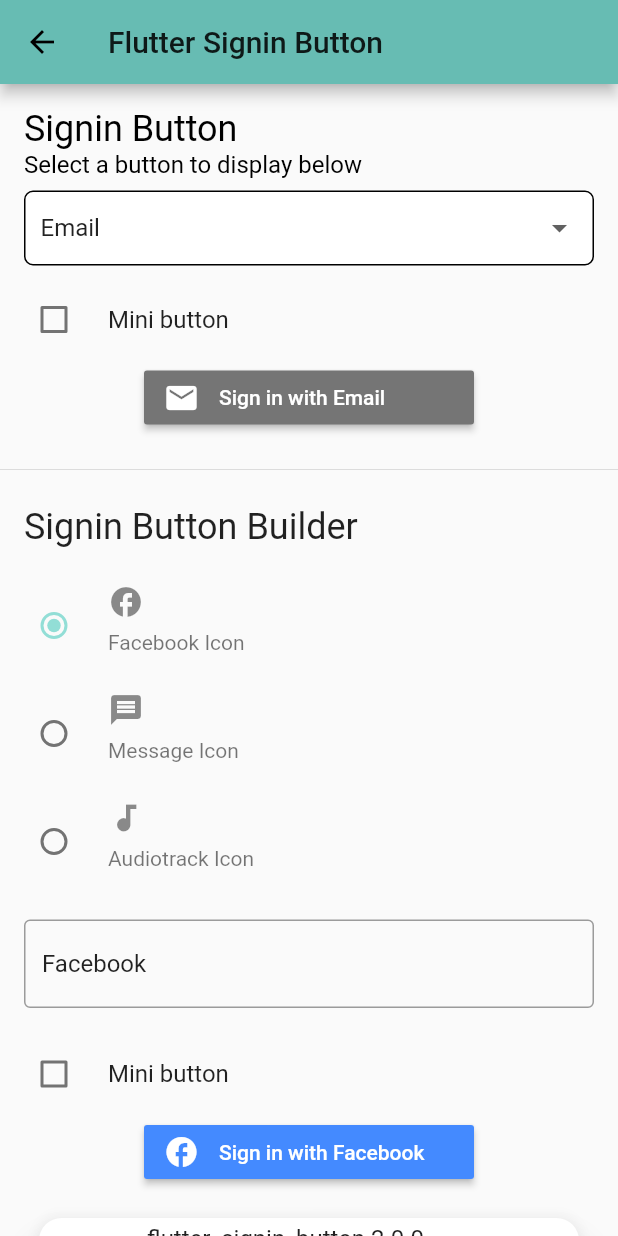
After one commit to lucianojung/flutter_package_examples, a Flutter app: the screen it shows after launch, after a tap on "Flutter Signin Button", on a phone screen of 412 x 824 dp. The commit adds this screen. Run offline on Flutter 3.47's test engine with Material 2 defaults, Android fonts, the phone set to English and light mode, and no system bars; our stand-ins replace email_validator, flutter_signin_button; missing offline and left inert: dart:html.

Commit message:
add Package Flutter Signin Button

```diff
--- a/lib/main.dart
+++ b/lib/main.dart
@@ -67,6 +67,17 @@ class _HomeViewState extends State<HomeView> {
           },
           trailing: Icon(Icons.arrow_forward),
         ),
+        ListTile(
+          leading: Icon(Icons.facebook),
+          title: Text('Flutter Signin Button'),
+          subtitle: Text('Version: 2.0.0'),
+          onTap: () {
+            setState(() {
+              Navigator.of(context).pushNamed('/flutter_signin_button');
+            });
+          },
+          trailing: Icon(Icons.arrow_forward),
+        ),
       ],
     );
   }
--- /dev/null
+++ b/lib/packages/flutter_signin_button/flutter_signin_button.dart
@@ -0,0 +1,255 @@
+import 'dart:html';
+
+import 'package:flutter/cupertino.dart';
+import 'package:flutter/material.dart';
+import 'package:flutter_signin_button/flutter_signin_button.dart';
+import 'package:package_examples/shared/material_dropdown_view.dart';
+import 'package:package_examples/shared/package_weblink_view.dart';
+
+class FlutterSigninButtonMain extends StatefulWidget {
+  @override
+  _FlutterSigninButtonMainState createState() =>
+      _FlutterSigninButtonMainState();
+}
+
+class _FlutterSigninButtonMainState extends State<FlutterSigninButtonMain> {
+  Buttons _button = Buttons.Email;
+  bool _mini = false;
+  bool _customMini = false;
+  TextEditingController _controller = TextEditingController(text: 'Facebook');
+
+  IconData? _iconDataGroup = Icons.facebook;
+
+  @override
+  Widget build(BuildContext context) {
+    return Scaffold(
+      appBar: AppBar(
+        title: Text('Flutter Signin Button'),
+      ),
+      body: Center(
+        child: Column(
+          mainAxisAlignment: MainAxisAlignment.center,
+          children: <Widget>[
+            Padding(
+              padding:
+                  const EdgeInsets.only(top: 16.0, left: 16.0, right: 16.0),
+              child: MaterialDropdownView(
+                title: 'Signin Button',
+                subtitle: 'Select a button to display below',
+                onChangedCallback: (newValue) {
+                  _onValueChanged(newValue);
+                },
+                value: _button.name,
+                values: Buttons.values.map((e) => e.name).toList(),
+                negate: false,
+              ),
+            ),
+            if (!(_button == Buttons.Google ||
+                _button == Buttons.GoogleDark ||
+                _button == Buttons.FacebookNew))
+              CheckboxListTile(
+                title: Text("Mini button"),
+                value: _mini,
+                onChanged: (newValue) {
+                  setState(() {
+                    _mini = newValue!;
+                  });
+                },
+                controlAffinity: ListTileControlAffinity.leading,
+              ),
+            SignInButton(
+              _button,
+              text: 'Sign in with ${_button.name}',
+              onPressed: () {
+                _showButtonPressDialog(context, _button.name);
+              },
+              mini: _mini,
+            ),
+            Padding(
+              padding: const EdgeInsets.only(top: 16.0),
+              child: Divider(),
+            ),
+            Container(
+              padding: EdgeInsets.all(16.0),
+              alignment: Alignment.centerLeft,
+              child: Text(
+                'Signin Button Builder',
+                style: Theme.of(context).textTheme.headline5,
+              ),
+            ),
+            Column(
+              children: [
+                RadioListTile<IconData>(
+                    title: Align(
+                        alignment: Alignment.centerLeft,
+                        child: Icon(Icons.facebook)),
+                    subtitle: Text('Facebook Icon'),
+                    value: Icons.facebook,
+                    groupValue: _iconDataGroup,
+                    onChanged: (newValue) => _onRadioChanged(newValue!)),
+                RadioListTile<IconData>(
+                    title: Align(
+                        alignment: Alignment.centerLeft,
+                        child: Icon(Icons.message)),
+                    subtitle: Text('Message Icon'),
+                    value: Icons.message,
+                    groupValue: _iconDataGroup,
+                    onChanged: (newValue) => _onRadioChanged(newValue!)),
+                RadioListTile<IconData>(
+                    title: Align(
+                        alignment: Alignment.centerLeft,
+                        child: Icon(Icons.audiotrack)),
+                    subtitle: Text('Audiotrack Icon'),
+                    value: Icons.audiotrack,
+                    groupValue: _iconDataGroup,
+                    onChanged: (newValue) => _onRadioChanged(newValue!)),
+              ],
+            ),
+            Padding(
+              padding: const EdgeInsets.all(16.0),
+              child: TextField(
+                controller: _controller,
+                decoration: InputDecoration(
+                    border: OutlineInputBorder(),
+                    hintText: 'Enter a Button Name to display'),
+                onChanged: (value) => {
+                  setState(() { }),
+                },
+              ),
+            ),
+            CheckboxListTile(
+              title: Text("Mini button"),
+              value: _customMini,
+              onChanged: (newValue) {
+                setState(() {
+                  _customMini = newValue!;
+                });
+              },
+              controlAffinity: ListTileControlAffinity.leading,
+            ),
+            SignInButtonBuilder(
+              icon: _iconDataGroup,
+              text: 'Sign in with ${_controller.text}',
+              onPressed: () {
+                _showButtonPressDialog(context, _controller.text);
+              },
+              mini: _customMini,
+              backgroundColor: Colors.blueAccent,
+            ),
+            Spacer(),
+            PackageWeblinkView('flutter_signin_button 2.0.0',
+                'https://pub.dev/packages/flutter_signin_button'),
+          ],
+        ),
+      ),
+    );
+  }
+
+  void _showButtonPressDialog(BuildContext context, String provider) {
+    ScaffoldMessenger.of(context).showSnackBar(SnackBar(
+      content: Text('$provider Button Pressed!'),
+      backgroundColor: Colors.black26,
+      duration: Duration(milliseconds: 400),
+    ));
+  }
+
+  void _onValueChanged(String newValue) {
+    setState(() {
+      _button = _getButtonfromString(newValue);
+    });
+  }
+
+  void _onRadioChanged(IconData newValue) {
+    setState(() {
+      _iconDataGroup = newValue;
+    });
+  }
+
+  Buttons _getButtonfromString(String name) {
+    switch (name) {
+      case 'GitHub':
+        return Buttons.GitHub;
+      case 'Reddit':
+        return Buttons.Reddit;
+      case 'Xbox':
+        return Buttons.Xbox;
+      case 'Apple':
+        return Buttons.Apple;
+      case 'AppleDark':
+        return Buttons.AppleDark;
+      case 'Email':
+        return Buttons.Email;
+      case 'Facebook':
+        return Buttons.Facebook;
+      case 'FacebookNew':
+        return Buttons.FacebookNew;
+      case 'Google':
+        return Buttons.Google;
+      case 'GoogleDark':
+        return Buttons.GoogleDark;
+      case 'Hotmail':
+        return Buttons.Hotmail;
+      case 'LinkedIn':
+        return Buttons.LinkedIn;
+      case 'Microsoft':
+        return Buttons.Microsoft;
+      case 'Pinterest':
+        return Buttons.Pinterest;
+      case 'Quora':
+        return Buttons.Quora;
+      case 'Tumblr':
+        return Buttons.Tumblr;
+      case 'Twitter':
+        return Buttons.Twitter;
+      case 'Yahoo':
+        return Buttons.Yahoo;
+      default:
+        return Buttons.Google;
+    }
+  }
+}
+
+extension ButtonsExtension on Buttons {
+  String get name {
+    switch (this) {
+      case Buttons.GitHub:
+        return 'GitHub';
+      case Buttons.Reddit:
+        return 'Reddit';
+      case Buttons.Xbox:
+        return 'Xbox';
+      case Buttons.Apple:
+        return 'Apple';
+      case Buttons.AppleDark:
+        return 'AppleDark';
+      case Buttons.Email:
+        return 'Email';
+      case Buttons.Facebook:
+        return 'Facebook';
+      case Buttons.FacebookNew:
+        return 'FacebookNew';
+      case Buttons.Google:
+        return 'Google';
+      case Buttons.GoogleDark:
+        return 'GoogleDark';
+      case Buttons.Hotmail:
+        return 'Hotmail';
+      case Buttons.LinkedIn:
+        return 'LinkedIn';
+      case Buttons.Microsoft:
+        return 'Microsoft';
+      case Buttons.Pinterest:
+        return 'Pinterest';
+      case Buttons.Quora:
+        return 'Quora';
+      case Buttons.Tumblr:
+        return 'Tumblr';
+      case Buttons.Twitter:
+        return 'Twitter';
+      case Buttons.Yahoo:
+        return 'Yahoo';
+      default:
+        return '';
+    }
+  }
+}
--- a/lib/service/route_generator.dart
+++ b/lib/service/route_generator.dart
@@ -1,6 +1,7 @@
 import 'package:flutter/cupertino.dart';
 import 'package:flutter/material.dart';
 import 'package:package_examples/packages/email_valiator/email_validator_main.dart';
+import 'package:package_examples/packages/flutter_signin_button/flutter_signin_button.dart';
 
 import '../main.dart';
 
@@ -14,6 +15,8 @@ class RouteGenerator {
         return MaterialPageRoute(builder: (_) => HomeView());
       case '/email_validator':
         return MaterialPageRoute(builder: (_) => EmailValidatorMain());
+      case '/flutter_signin_button':
+        return MaterialPageRoute(builder: (_) => FlutterSigninButtonMain());
       default:
         return _errorRoute(message: 'wrong routing name');
     }
--- /dev/null
+++ b/lib/shared/material_dropdown_view.dart
@@ -0,0 +1,64 @@
+import 'package:flutter/material.dart';
+
+class MaterialDropdownView extends StatelessWidget {
+  final Function onChangedCallback;
+  String title, subtitle, value;
+  List<String> values = [];
+  bool negate;
+
+  MaterialDropdownView({required this.title, required this.subtitle, required this.value, required this.values, required this.onChangedCallback, required this.negate}) {
+    this.title = title != null ? title : '';
+    this.subtitle = subtitle != null ? subtitle : '';
+    this.negate = negate != null ? negate : false;
+  }
+
+  @override
+  Widget build(BuildContext context) {
+    ThemeData _themeData = Theme.of(context);
+    return Column(
+      children: <Widget>[
+        Container(
+          alignment: Alignment.centerLeft,
+          child: Text(
+            this.title,
+            style: _themeData.textTheme.headline5!.copyWith(color: negate ? Colors.white : Colors.black),
+          ),
+        ),
+        Container(
+          alignment: Alignment.centerLeft,
+          child: this.subtitle != '' ? Text(
+            this.subtitle,
+            style: _themeData.textTheme.subtitle1!.copyWith(color: negate ? Colors.white : Colors.black),
+          ) : SizedBox(),
+        ),
+        Padding(
+          padding: const EdgeInsets.symmetric(vertical: 8.0),
+          child: Container(
+            width: double.infinity,
+            padding: const EdgeInsets.only(left: 10.0, right: 10.0),
+            decoration: BoxDecoration(
+                borderRadius: BorderRadius.circular(6.0),
+                color: Colors.white,
+                border: Border.all()),
+            child: DropdownButtonHideUnderline(
+              child: DropdownButton(
+                  value: this.value,
+                  items: this.values.map<DropdownMenuItem<String>>((String value) {
+                    return DropdownMenuItem<String>(
+                      value: value,
+                      child: Text(
+                        value,
+                        style: _themeData.textTheme.subtitle1,
+                      ),
+                    );
+                  }).toList(),
+                  onChanged: (newValue) {
+                    this.onChangedCallback(newValue);
+                  }),
+            ),
+          ),
+        ),
+      ],
+    );
+  }
+}
--- a/pubspec.yaml
+++ b/pubspec.yaml
@@ -30,6 +30,7 @@ dependencies:
   cupertino_icons: ^1.0.2
   email_validator: ^2.0.1
   url_launcher: ^6.0.4
+  flutter_signin_button: ^2.0.0
 
 dev_dependencies:
   flutter_test:
```
Also changed, not shown: pubspec.lock.
